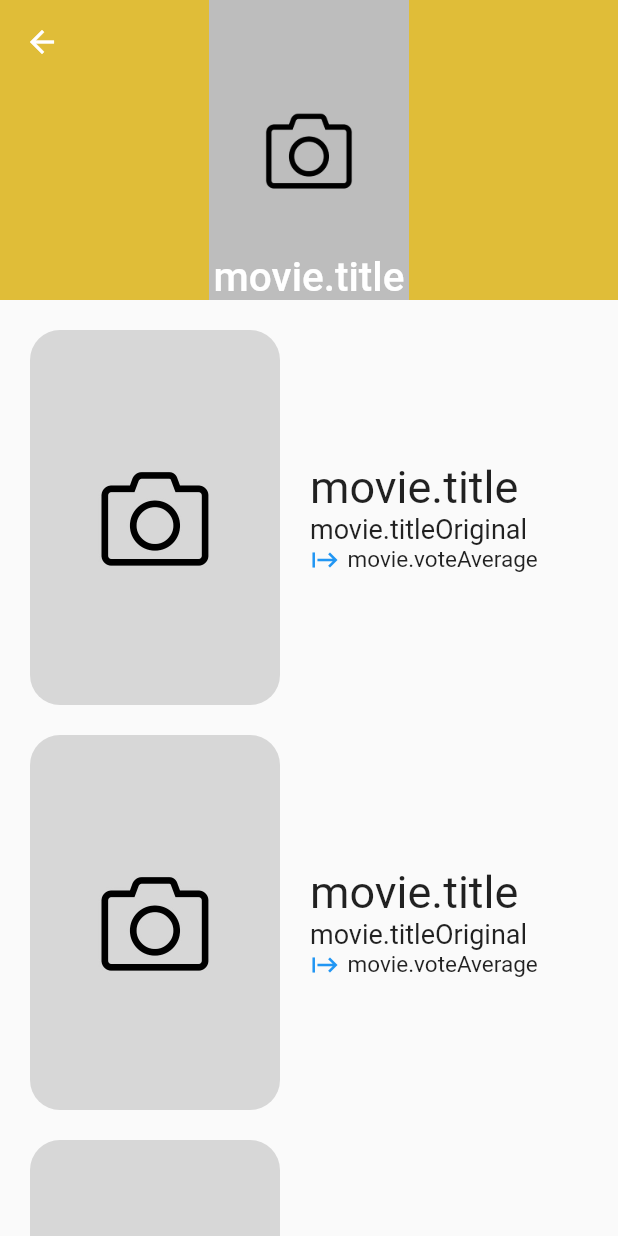
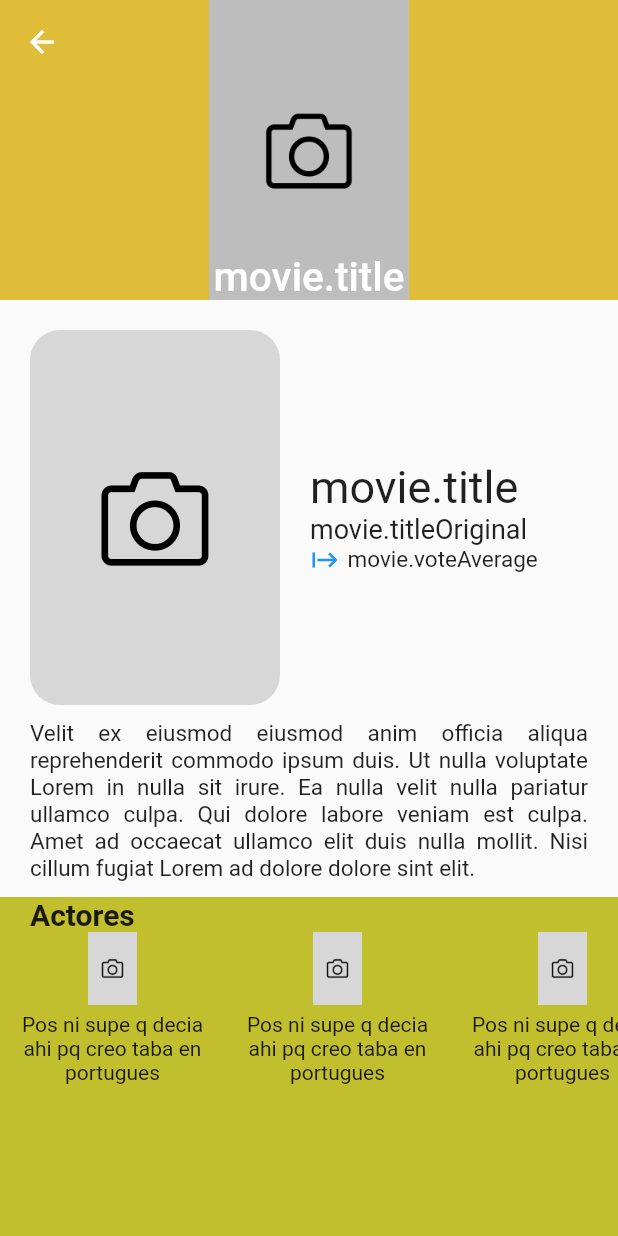
Before and after one commit to Hypatia99/proyecto_unidad1, a Flutter app: the DetailScreen screen opened by its route, on a phone screen of 412 x 824 dp. Run offline on Flutter 3.47's test engine with Material 2 defaults, Android fonts, the phone set to English and light mode, and no system bars; our stand-ins replace card_swiper; network calls fail.

Commit message:
Clase_21

```diff
--- a/lib/screens/details_screen.dart
+++ b/lib/screens/details_screen.dart
@@ -14,7 +14,7 @@ class DetailScreen extends StatelessWidget {
         _CustomAppBar(),
         SliverList(
           delegate: SliverChildListDelegate.fixed(
-            [_PosterAndTitle(), _PosterAndTitle(), _PosterAndTitle()],
+            [_PosterAndTitle(), _Overview(), MovieSlider2()],
           ),
         )
       ],
@@ -115,3 +115,91 @@ class _PosterAndTitle extends StatelessWidget {
     );
   }
 }
+
+class _Overview extends StatelessWidget {
+  const _Overview({super.key});
+
+  @override
+  Widget build(BuildContext context) {
+    return Container(
+      padding: const EdgeInsets.symmetric(
+        horizontal: 20,
+        vertical: 10,
+      ),
+      child: const Text(
+        'Velit ex eiusmod eiusmod anim officia aliqua reprehenderit commodo ipsum duis. Ut nulla voluptate Lorem in nulla sit irure. Ea nulla velit nulla pariatur ullamco culpa. Qui dolore labore veniam est culpa. Amet ad occaecat ullamco elit duis nulla mollit. Nisi cillum fugiat Lorem ad dolore dolore sint elit.',
+        textAlign: TextAlign.justify,
+        style: TextStyle(fontSize: 15),
+      ),
+    );
+  }
+}
+
+//Agregamos lo mismo que en movies_slider
+class MovieSlider2 extends StatelessWidget {
+  const MovieSlider2({super.key});
+
+  @override
+  Widget build(BuildContext context) {
+    final size = MediaQuery.of(context).size;
+    return Container(
+      width: double.infinity,
+      height: size.height * 0.30,
+      color: Color.fromARGB(255, 194, 191, 47),
+      child: Column(crossAxisAlignment: CrossAxisAlignment.start, children: [
+        const Padding(
+          padding: EdgeInsets.symmetric(
+              horizontal: 20), //separacion Horizontal de 20 pixeles
+          child: Text(
+            'Actores',
+            style: TextStyle(fontSize: 20, fontWeight: FontWeight.bold),
+          ),
+        ),
+        Expanded(
+          child: ListView.builder(
+            scrollDirection: Axis.horizontal,
+            itemCount: 20,
+            itemBuilder: (_, int index) => const _MoviePoster2(),
+          ),
+        )
+      ]),
+    );
+  }
+}
+
+//Crear las tarjetas
+class _MoviePoster2 extends StatelessWidget {
+  const _MoviePoster2({super.key});
+
+  @override
+  Widget build(BuildContext context) {
+    return Container(
+      width: 130,
+      height: 210,
+      margin: const EdgeInsets.symmetric(horizontal: 10),
+      child: Column(
+        children: [
+          GestureDetector(
+            onTap: () => Navigator.pushNamed(context, 'details', arguments: ''),
+            child: ClipRRect(
+              borderRadius: BorderRadius.circular(20),
+              child: const FadeInImage(
+                placeholder: AssetImage('assets/camarita.jpg'),
+                image: AssetImage('assets/camarita.jpg'),
+                width: 130,
+                height: 49,
+              ),
+            ),
+          ),
+          const SizedBox(height: 5),
+          const Text(
+            'Pos ni supe q decia ahi pq creo taba en portugues',
+            maxLines: 3,
+            overflow: TextOverflow.ellipsis,
+            textAlign: TextAlign.center,
+          )
+        ],
+      ),
+    );
+  }
+}
--- a/lib/widgets/movie_slider.dart
+++ b/lib/widgets/movie_slider.dart
@@ -47,7 +47,7 @@ class _MoviePoster extends StatelessWidget {
             onTap: () => Navigator.pushNamed(context, 'details', arguments: ''),
             child: ClipRRect(
               borderRadius: BorderRadius.circular(20),
-              child: FadeInImage(
+              child: const FadeInImage(
                 placeholder: AssetImage('assets/camarita.jpg'),
                 image: AssetImage('assets/camarita.jpg'),
                 width: 130,
```
